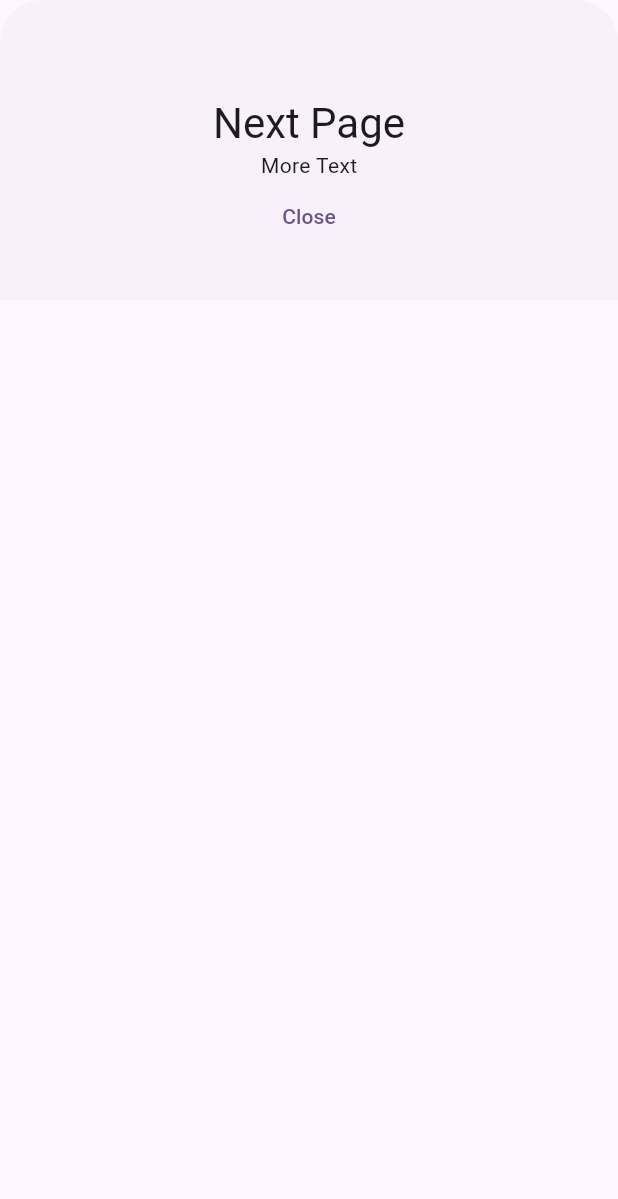
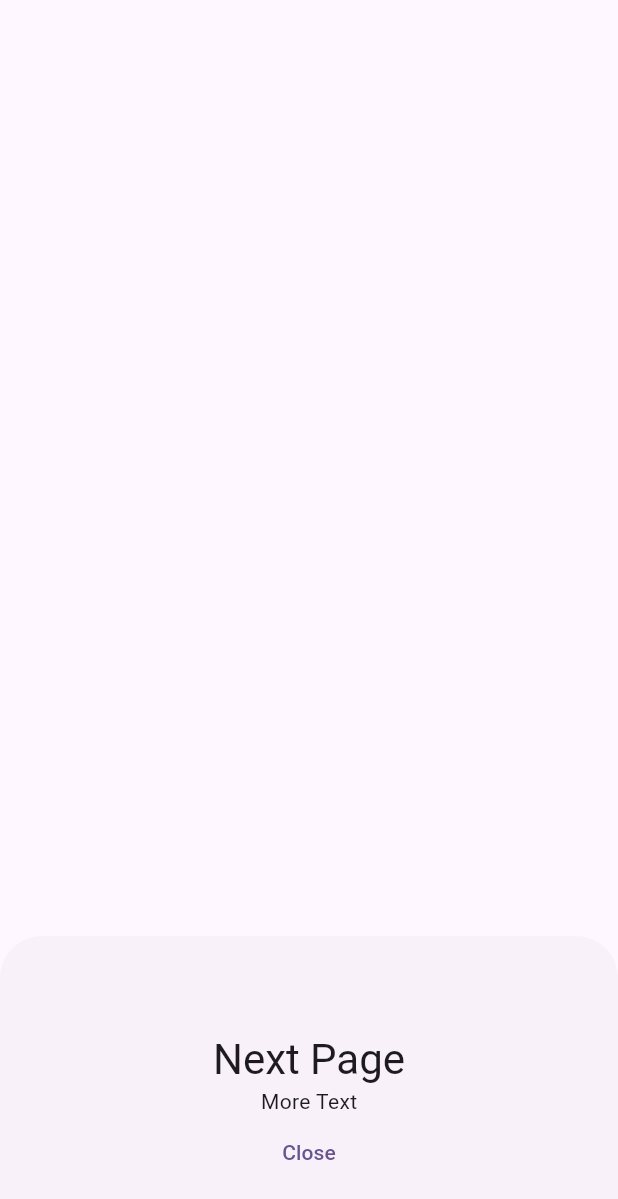
Before and after one commit to solana-mobile/flutter-bottom-sheet, a Flutter app: the BottomSheetContent widget shown alone on an empty page, opened directly, after a tap on "Next", on a phone screen of 412 x 824 dp. Shown: the top 1199 px of the screen. Run offline on Flutter 3.47's test engine with Material 3 defaults, Android fonts, the phone set to English and light mode, and no system bars.

Commit message:
bottom sheet closing and close animation

```diff
--- a/lib/bottomsheet.dart
+++ b/lib/bottomsheet.dart
@@ -30,9 +30,11 @@ class BottomSheetContent extends StatefulWidget {
 class _BottomSheetPageState extends State<BottomSheetContent> with SingleTickerProviderStateMixin {
   Offset _offset = const Offset(0, 1);
   bool _secondScreen = false;
+
   @override
   void initState() {
     super.initState();
+    _offset = const Offset(0, 1);
     WidgetsBinding.instance.addPostFrameCallback((_) {
       setState(() {
         _offset = Offset.zero;
@@ -44,16 +46,35 @@ class _BottomSheetPageState extends State<BottomSheetContent> with SingleTickerP
     SystemNavigator.pop(); // This will finish the Android activity
   }
 
+  void _animateClose() {
+    setState(() {
+      _offset = const Offset(0, 1);
+    });
+  }
+
   @override
-  Widget build(BuildContext context) {
-    return AnimatedSlide(
+  Widget build(BuildContext contenxt) {
+    return Stack(
+      children: <Widget>[
+        GestureDetector(
+          onTap: _animateClose,
+          child: Container(
+            color: Colors.transparent,
+          ),
+        ),
+        Align(
+          alignment: Alignment.bottomCenter,
+          child: AnimatedSlide(
             offset: _offset,
             duration: const Duration(milliseconds: 500),
-      curve: Curves.easeOut,
+            curve: Curves.easeInOut,
+            onEnd: () {
+              if (_offset.dy == 1) _finishActivity();
+            },
             child: BottomSheet(
-        enableDrag: false,
-        // animationController: _controller,
-        onClosing: _finishActivity,
+              enableDrag: true,
+              animationController: BottomSheet.createAnimationController(this),
+              onClosing: _animateClose,
               builder: (context) {
                 return Container(
                   margin: const EdgeInsets.only(
@@ -101,7 +122,7 @@ class _BottomSheetPageState extends State<BottomSheetContent> with SingleTickerP
                               'More Text',
                             ),
                             TextButton(
-                          onPressed: _finishActivity,
+                                onPressed: _animateClose,
                                 child: const Text("Close")
                             )
                           ],
@@ -112,6 +133,9 @@ class _BottomSheetPageState extends State<BottomSheetContent> with SingleTickerP
                 );
               }
             ),
+          )
+        ),
+      ]
     );
   }
 }
```
Lines whose indentation alone changed are shown as unchanged.
